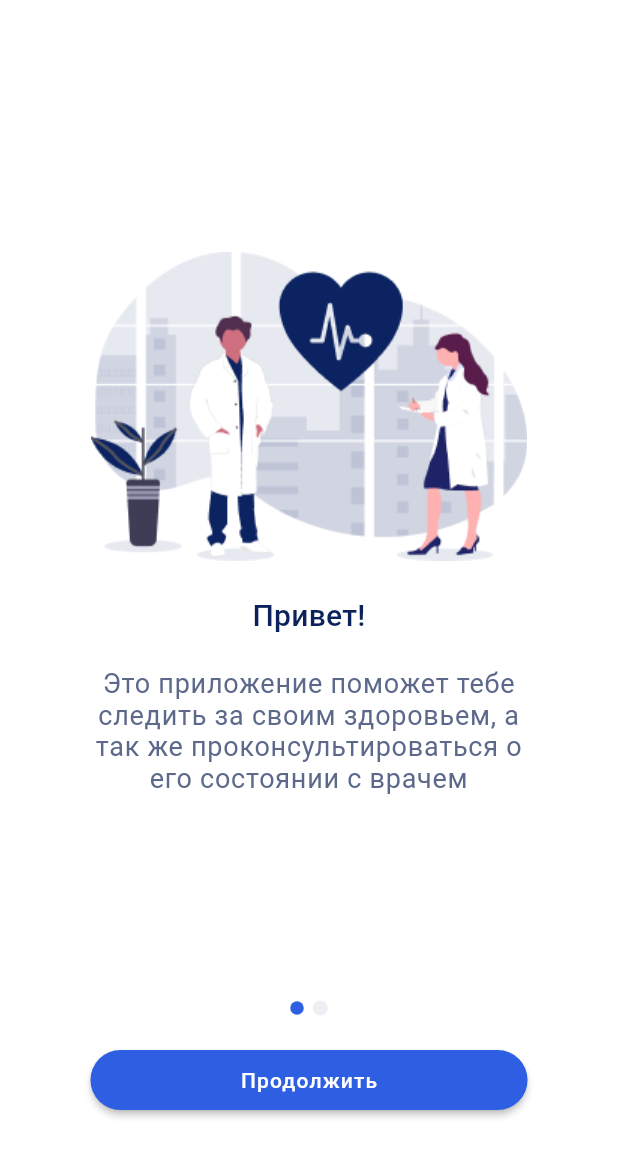
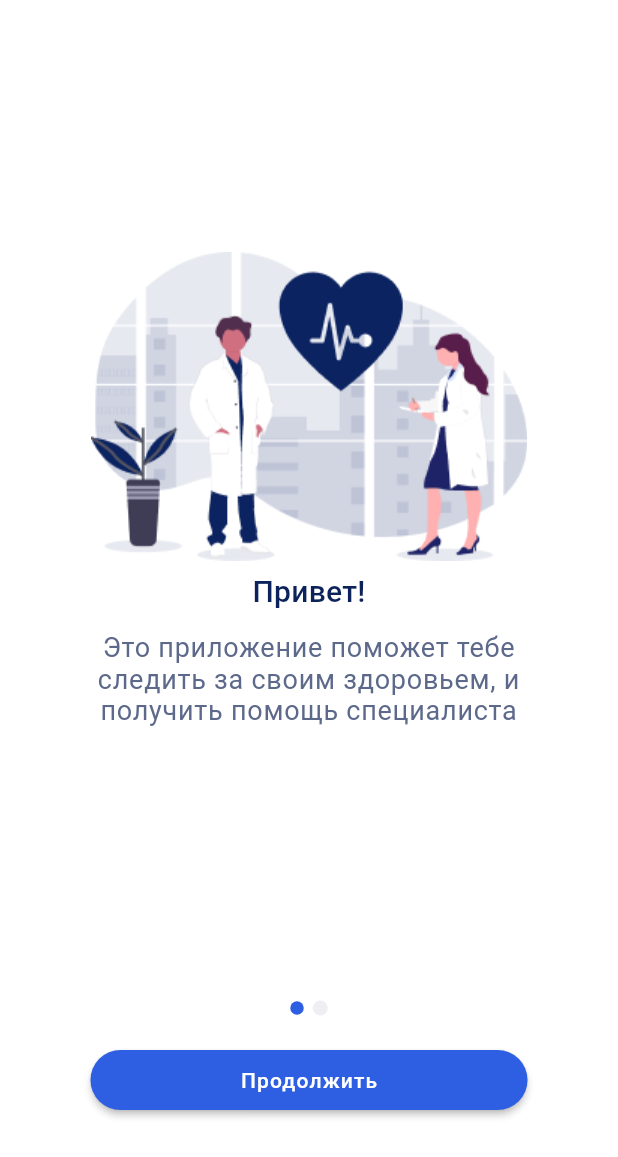
Before and after one commit to KhalillHussein/be_healthy, a Flutter app: the screen it shows after launch, on a phone screen of 412 x 824 dp. Shown: the top 1157 px of the screen. Run offline on Flutter 3.47's test engine with Material 2 defaults, Android fonts, the phone set to English and light mode, and no system bars; drawn by our look-alikes of introduction_screen; our stand-ins replace cloud_firestore, firebase_core, firebase_storage, image_picker; missing offline and left inert: dash_chat; accounts and stored records are empty; statements that could not run were skipped.

```diff
--- a/lib/ui/views/screens/introdution.dart
+++ b/lib/ui/views/screens/introdution.dart
@@ -1,7 +1,7 @@
-import 'package:flutter/foundation.dart';
 import 'package:flutter/material.dart';
 import 'package:flutter/services.dart';
 import 'package:introduction_screen/introduction_screen.dart';
+
 import 'package:medicine_app/ui/views/screens/index.dart';
 
 class IntrodutionScreen extends StatefulWidget {
@@ -15,12 +15,10 @@ class _IntrodutionScreenState extends State<IntrodutionScreen> {
   final introKey = GlobalKey<IntroductionScreenState>();
 
   void _onIntroEnd(context) {
-    Navigator.of(context).pushNamed(LoginScreen.route);
+    Navigator.of(context).pushReplacementNamed(LoginScreen.route);
   }
 
-  Widget _buildImage(
-    String assetName,
-  ) {
+  Widget _buildImage(String assetName) {
     return Image.asset('assets/$assetName');
   }
 
@@ -41,6 +39,7 @@ class _IntrodutionScreenState extends State<IntrodutionScreen> {
             letterSpacing: 0.5,
           ),
       descriptionPadding: EdgeInsets.fromLTRB(16.0, 0.0, 16.0, 16.0),
+      titlePadding: EdgeInsets.fromLTRB(16.0, 0.0, 16.0, 16.0),
       pageColor: Colors.white,
       imagePadding: EdgeInsets.only(bottom: 8),
     );
@@ -52,14 +51,14 @@ class _IntrodutionScreenState extends State<IntrodutionScreen> {
         PageViewModel(
           title: "Привет!",
           body:
-              "Это приложение поможет тебе следить за своим здоровьем, а так же проконсультироваться о его состоянии с врачем",
+              "Это приложение поможет тебе следить за своим здоровьем, и получить помощь специалиста",
           image: _buildImage('first.png'),
           decoration: pageDecoration,
         ),
         PageViewModel(
           title: "Как пользоваться?",
           body:
-              "Для использования полного функционала приложения необходимо войти, но поконсультироваться с дежурным врачем можно и без входа",
+              "Отслеживайте состояние своего здоровья, консультируйтесь со специалистом",
           image: _buildImage('second.png'),
           decoration: pageDecoration,
         ),
```
Also changed, not shown: lib/ui/views/tabs/home.dart (+13 -42 lines).
